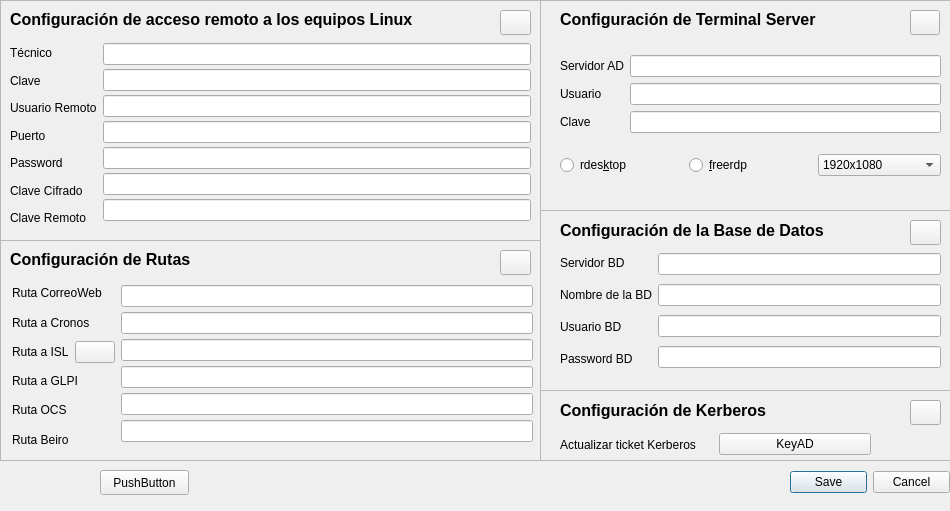
First picture: the form in configuracion.ui, repository kapazao/GrxMenu, before the edit.
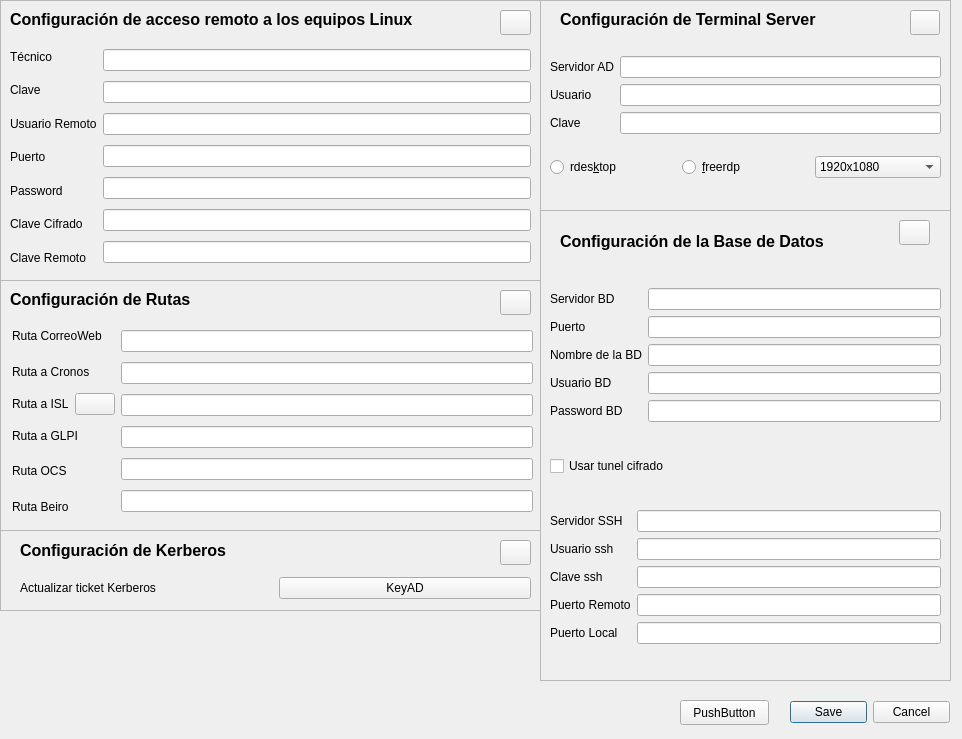
Second picture: the form after the edit. Icons and pictures are not drawn.

Commit message: Acceso cifrado

The edit to the form file:
```diff
--- a/configuracion.ui
+++ b/configuracion.ui
@@ -6,33 +6,20 @@
    <rect>
     <x>0</x>
     <y>0</y>
-    <width>950</width>
-    <height>511</height>
+    <width>962</width>
+    <height>739</height>
    </rect>
   </property>
   <property name="windowTitle">
    <string>Configuración</string>
   </property>
-  <widget class="QLabel" name="label_11">
-   <property name="geometry">
-    <rect>
-     <x>506</x>
-     <y>43</y>
-     <width>16</width>
-     <height>17</height>
-    </rect>
-   </property>
-   <property name="text">
-    <string/>
-   </property>
-  </widget>
   <widget class="QFrame" name="fr_DB">
    <property name="geometry">
     <rect>
      <x>540</x>
      <y>210</y>
      <width>411</width>
-     <height>181</height>
+     <height>471</height>
     </rect>
    </property>
    <property name="frameShape">
@@ -44,7 +31,7 @@
    <widget class="QPushButton" name="PB_DB">
     <property name="geometry">
      <rect>
-      <x>370</x>
+      <x>359</x>
       <y>10</y>
       <width>31</width>
       <height>25</height>
@@ -68,9 +55,9 @@
     <property name="geometry">
      <rect>
       <x>20</x>
-      <y>10</y>
-      <width>349</width>
-      <height>21</height>
+      <y>20</y>
+      <width>272</width>
+      <height>22</height>
      </rect>
     </property>
     <property name="font">
@@ -84,15 +71,17 @@
      <string>Configuración de la Base de Datos</string>
     </property>
    </widget>
-   <widget class="QWidget" name="layoutWidget">
+   <widget class="QWidget" name="">
     <property name="geometry">
      <rect>
-      <x>20</x>
-      <y>40</y>
-      <width>381</width>
-      <height>122</height>
+      <x>10</x>
+      <y>50</y>
+      <width>391</width>
+      <height>412</height>
      </rect>
     </property>
+    <layout class="QVBoxLayout" name="verticalLayout_12">
+     <item>
     <layout class="QHBoxLayout" name="horizontalLayout_4">
      <item>
       <layout class="QVBoxLayout" name="verticalLayout_7">
@@ -103,6 +92,13 @@
          </property>
         </widget>
        </item>
+         <item>
+          <widget class="QLabel" name="label_21">
+           <property name="text">
+            <string>Puerto</string>
+           </property>
+          </widget>
+         </item>
        <item>
         <widget class="QLabel" name="label_26">
          <property name="text">
@@ -127,7 +123,7 @@
       </layout>
      </item>
      <item>
-      <layout class="QVBoxLayout" name="verticalLayout_8">
+        <layout class="QVBoxLayout" name="verticalLayout_9">
        <item>
         <widget class="QLineEdit" name="servidor_DB">
          <property name="toolTip">
@@ -135,6 +131,9 @@
          </property>
         </widget>
        </item>
+         <item>
+          <widget class="QLineEdit" name="puerto_DB"/>
+         </item>
        <item>
         <widget class="QLineEdit" name="DataBaseName">
          <property name="toolTip">
@@ -165,6 +164,92 @@
       </layout>
      </item>
     </layout>
+     </item>
+     <item>
+      <widget class="QCheckBox" name="checkBox_ssh">
+       <property name="text">
+        <string>Usar tunel cifrado</string>
+       </property>
+       <property name="checked">
+        <bool>false</bool>
+       </property>
+      </widget>
+     </item>
+     <item>
+      <layout class="QHBoxLayout" name="horizontalLayout_7">
+       <item>
+        <layout class="QVBoxLayout" name="verticalLayout_8">
+         <item>
+          <widget class="QLabel" name="label_11">
+           <property name="text">
+            <string>Servidor SSH</string>
+           </property>
+          </widget>
+         </item>
+         <item>
+          <widget class="QLabel" name="label_30">
+           <property name="text">
+            <string>Usuario ssh</string>
+           </property>
+          </widget>
+         </item>
+         <item>
+          <widget class="QLabel" name="label_31">
+           <property name="text">
+            <string>Clave ssh</string>
+           </property>
+          </widget>
+         </item>
+         <item>
+          <widget class="QLabel" name="label_19">
+           <property name="text">
+            <string>Puerto Remoto</string>
+           </property>
+          </widget>
+         </item>
+         <item>
+          <widget class="QLabel" name="label_20">
+           <property name="text">
+            <string>Puerto Local</string>
+           </property>
+          </widget>
+         </item>
+        </layout>
+       </item>
+       <item>
+        <layout class="QVBoxLayout" name="verticalLayout_11">
+         <item>
+          <widget class="QLineEdit" name="servidor_SSH"/>
+         </item>
+         <item>
+          <widget class="QLineEdit" name="usuario_ssh_BD"/>
+         </item>
+         <item>
+          <widget class="QLineEdit" name="clave_ssh_BD">
+           <property name="echoMode">
+            <enum>QLineEdit::Password</enum>
+           </property>
+          </widget>
+         </item>
+         <item>
+          <widget class="QLineEdit" name="puerto_Remoto_ssh">
+           <property name="inputMask">
+            <string>99999</string>
+           </property>
+          </widget>
+         </item>
+         <item>
+          <widget class="QLineEdit" name="puerto_Local_ssh">
+           <property name="inputMask">
+            <string>99999</string>
+           </property>
+          </widget>
+         </item>
+        </layout>
+       </item>
+      </layout>
+     </item>
+    </layout>
    </widget>
   </widget>
   <widget class="QFrame" name="fr_TS">
@@ -198,10 +283,10 @@
    <widget class="QWidget" name="layoutWidget">
     <property name="geometry">
      <rect>
-      <x>20</x>
+      <x>10</x>
       <y>40</y>
-      <width>381</width>
-      <height>151</height>
+      <width>391</width>
+      <height>154</height>
      </rect>
     </property>
     <layout class="QVBoxLayout" name="verticalLayout_6">
@@ -364,7 +449,7 @@
    <property name="geometry">
     <rect>
      <x>790</x>
-     <y>470</y>
+     <y>700</y>
      <width>160</width>
      <height>25</height>
     </rect>
@@ -382,10 +467,10 @@
   <widget class="QFrame" name="fr_kerberos">
    <property name="geometry">
     <rect>
-     <x>540</x>
-     <y>390</y>
-     <width>411</width>
-     <height>71</height>
+     <x>0</x>
+     <y>530</y>
+     <width>541</width>
+     <height>81</height>
     </rect>
    </property>
    <property name="frameShape">
@@ -399,8 +484,8 @@
      <rect>
       <x>20</x>
       <y>40</y>
-      <width>311</width>
-      <height>29</height>
+      <width>511</width>
+      <height>36</height>
      </rect>
     </property>
     <layout class="QHBoxLayout" name="horizontalLayout">
@@ -446,7 +531,7 @@
    <widget class="QPushButton" name="PB_kerberos">
     <property name="geometry">
      <rect>
-      <x>370</x>
+      <x>500</x>
       <y>10</y>
       <width>31</width>
       <height>25</height>
@@ -471,9 +556,9 @@
    <property name="geometry">
     <rect>
      <x>0</x>
-     <y>240</y>
+     <y>280</y>
      <width>541</width>
-     <height>221</height>
+     <height>251</height>
     </rect>
    </property>
    <property name="frameShape">
@@ -528,13 +613,13 @@
      </size>
     </property>
    </widget>
-   <widget class="QWidget" name="">
+   <widget class="QWidget" name="layoutWidget">
     <property name="geometry">
      <rect>
       <x>12</x>
       <y>41</y>
       <width>521</width>
-      <height>171</height>
+      <height>201</height>
      </rect>
     </property>
     <layout class="QHBoxLayout" name="horizontalLayout_6">
@@ -641,7 +726,7 @@
      <x>0</x>
      <y>0</y>
      <width>541</width>
-     <height>241</height>
+     <height>281</height>
     </rect>
    </property>
    <property name="frameShape">
@@ -656,7 +741,7 @@
       <x>10</x>
       <y>40</y>
       <width>521</width>
-      <height>191</height>
+      <height>234</height>
      </rect>
     </property>
     <layout class="QHBoxLayout" name="horizontalLayout_3">
@@ -826,8 +911,8 @@
   <widget class="QPushButton" name="pushButton_2">
    <property name="geometry">
     <rect>
-     <x>100</x>
-     <y>470</y>
+     <x>680</x>
+     <y>700</y>
      <width>89</width>
      <height>25</height>
     </rect>
```
Left out of the diff: 1 changed line with no effect on the pictures. Lines whose indentation alone changed are shown as unchanged. The commit also changes 5 other files.
